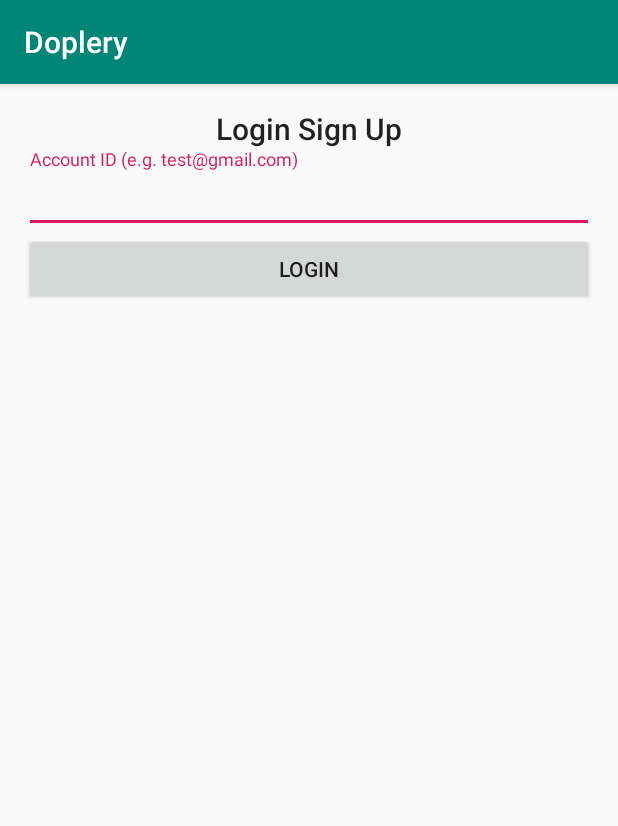
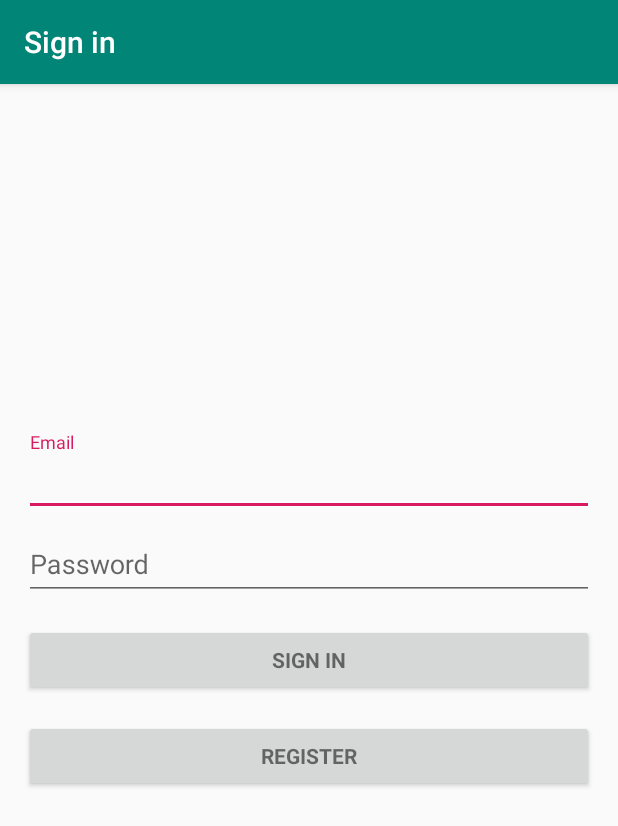
Before and after one commit to Coll199/Doplery, an Android app: the screen it shows after launch (MainActivity before the commit, LoginActivity after it), on a phone screen of 412 x 824 dp. Shown: the top 826 px of the screen. Run offline under Robolectric (Android 15) with nearby library versions, the phone set to English and light mode, and no system bars; our stand-ins replace Firebase (no records; nobody signed in at launch, a user with empty details on screens opened directly).

Commit message:
added login/register and db connection

```diff
--- a/app/build.gradle
+++ b/app/build.gradle
@@ -26,4 +26,10 @@ dependencies {
     androidTestImplementation 'com.android.support.test:runner:1.0.2'
     androidTestImplementation 'com.android.support.test.espresso:espresso-core:3.0.2'
     implementation 'com.android.support:design:27.1.1'
+    implementation 'com.google.firebase:firebase-core:16.0.5'
+    implementation 'com.google.firebase:firebase-auth:16.0.5'
+    implementation 'com.google.firebase:firebase-firestore:17.1.2'
+
 }
+
+apply plugin: 'com.google.gms.google-services'
--- a/app/src/main/AndroidManifest.xml
+++ b/app/src/main/AndroidManifest.xml
@@ -3,6 +3,7 @@
     package="com.doplery">
 
     <application
+        android:screenOrientation="portrait"
         android:allowBackup="true"
         android:icon="@mipmap/ic_launcher"
         android:label="@string/app_name"
@@ -16,6 +17,11 @@
                 <category android:name="android.intent.category.LAUNCHER" />
             </intent-filter>
         </activity>
+        <activity
+            android:name=".LoginActivity"
+            android:label="@string/title_activity_login"></activity>
+        <activity android:name=".RegisterActivity"
+            android:label="@string/title_activity_register"></activity>
     </application>
 
 </manifest>
--- a/app/src/main/java/com/doplery/MainActivity.java
+++ b/app/src/main/java/com/doplery/MainActivity.java
@@ -1,13 +1,113 @@
 package com.doplery;
 
+import android.content.Intent;
+import android.support.annotation.NonNull;
 import android.support.v7.app.AppCompatActivity;
 import android.os.Bundle;
+import android.text.TextUtils;
+import android.util.Log;
+import android.view.View;
+import android.widget.Button;
+import android.widget.EditText;
+import android.widget.TextView;
+import android.widget.Toast;
+
+import com.google.android.gms.tasks.OnCompleteListener;
+import com.google.android.gms.tasks.Task;
+import com.google.firebase.auth.AuthResult;
+import com.google.firebase.auth.FirebaseAuth;
+import com.google.firebase.auth.FirebaseUser;
+import com.google.firebase.firestore.DocumentReference;
+import com.google.firebase.firestore.DocumentSnapshot;
+import com.google.firebase.firestore.FirebaseFirestore;
 
 public class MainActivity extends AppCompatActivity {
+
+    private static final String TAG = "MainActivity";
+    private static final int RC_LoginActivity = 0;
+
+    private FirebaseAuth mAuth;
+    private FirebaseFirestore db;
+
+    private TextView mLoggedInTextView;
+    private Button mSignOut;
 
     @Override
     protected void onCreate(Bundle savedInstanceState) {
         super.onCreate(savedInstanceState);
         setContentView(R.layout.activity_main);
+        mLoggedInTextView = findViewById(R.id.LoggedIn);
+        mSignOut = findViewById(R.id.sign_out_button);
+
+        mSignOut.setOnClickListener(new View.OnClickListener() {
+            @Override
+            public void onClick(View view) {
+                mAuth.signOut();
+                createLoginActivityIntent();
+            }
+        });
+        mAuth = FirebaseAuth.getInstance();
+        db = FirebaseFirestore.getInstance();
+
+        //check if user is signed in if not start LoginActivity
+        if (mAuth.getCurrentUser() == null) {
+            createLoginActivityIntent();
+        }
+        else
+            updateUI(mAuth.getCurrentUser());
+
+
     }
+    private void createLoginActivityIntent(){
+        Intent loginIntent = new Intent(this, LoginActivity.class);
+        startActivityForResult(loginIntent, RC_LoginActivity);
+    }
+
+
+    @Override
+    public void onStart() {
+        super.onStart();
+    }
+
+    public void updateUI(FirebaseUser user){
+        if(user != null){
+            //Change UI if user is logged in
+            Log.d(TAG,mAuth.getCurrentUser().getEmail());
+            DocumentReference docRef = db.collection("users").document(mAuth.getCurrentUser().getEmail());
+            docRef.get().addOnCompleteListener(new OnCompleteListener<DocumentSnapshot>() {
+                @Override
+                public void onComplete(@NonNull Task<DocumentSnapshot> task) {
+                    if (task.isSuccessful()) {
+                        DocumentSnapshot document = task.getResult();
+                        if (document.exists()) {
+                            Log.d(TAG, "DocumentSnapshot data: " + document.getData());
+                            User user = document.toObject(User.class);
+                            mLoggedInTextView.setText("Welcome, "+user.getFirstName());
+                        } else {
+                            Log.d(TAG, "No such document");
+                        }
+                    } else {
+                        Log.d(TAG, "get failed with ", task.getException());
+                    }
+                }
+            });
+            mLoggedInTextView.setVisibility(View.VISIBLE);
+            mSignOut.setVisibility(View.VISIBLE);
+        }
+    }
+    @Override
+    protected void onActivityResult(int requestCode, int resultCode, Intent data) {
+        // Check which request we're responding to
+        if (requestCode == RC_LoginActivity) {
+            if (resultCode == RESULT_OK) {
+                updateUI(mAuth.getCurrentUser());
+            }
+            else{
+                finish();
+            }
+        }
+    }
+
+
+
 }
--- /dev/null
+++ b/app/src/main/res/layout/activity_login.xml
@@ -0,0 +1,81 @@
+<?xml version="1.0" encoding="utf-8"?>
+<LinearLayout xmlns:android="http://schemas.android.com/apk/res/android"
+    xmlns:tools="http://schemas.android.com/tools"
+    android:layout_width="match_parent"
+    android:layout_height="match_parent"
+    android:gravity="center_vertical|center_horizontal"
+    android:orientation="vertical"
+    android:paddingLeft="@dimen/activity_horizontal_margin"
+    android:paddingTop="@dimen/activity_vertical_margin"
+    android:paddingRight="@dimen/activity_horizontal_margin"
+    android:paddingBottom="@dimen/activity_vertical_margin"
+    tools:context=".LoginActivity">
+
+    <!-- Login progress -->
+    <ProgressBar
+        android:id="@+id/login_progress"
+        style="?android:attr/progressBarStyleLarge"
+        android:layout_width="wrap_content"
+        android:layout_height="wrap_content"
+        android:layout_marginBottom="8dp"
+        android:visibility="gone" />
+
+    <LinearLayout
+        android:id="@+id/email_login_form"
+        android:layout_width="match_parent"
+        android:layout_height="wrap_content"
+        android:layout_marginBottom="64dp"
+        android:orientation="vertical">
+
+        <android.support.design.widget.TextInputLayout
+            android:layout_width="match_parent"
+            android:layout_height="wrap_content">
+
+            <AutoCompleteTextView
+                android:id="@+id/email"
+                android:layout_width="match_parent"
+                android:layout_height="wrap_content"
+                android:hint="@string/prompt_email"
+                android:inputType="textEmailAddress"
+                android:maxLines="1"
+                android:singleLine="true" />
+
+        </android.support.design.widget.TextInputLayout>
+
+        <android.support.design.widget.TextInputLayout
+            android:layout_width="match_parent"
+            android:layout_height="wrap_content">
+
+            <EditText
+                android:id="@+id/password"
+                android:layout_width="match_parent"
+                android:layout_height="wrap_content"
+                android:hint="@string/prompt_password"
+                android:imeActionId="6"
+                android:imeActionLabel="@string/action_sign_in_short"
+                android:imeOptions="actionUnspecified"
+                android:inputType="textPassword"
+                android:maxLines="1"
+                android:singleLine="true" />
+
+        </android.support.design.widget.TextInputLayout>
+
+        <Button
+            android:id="@+id/email_sign_in_button"
+            style="?android:textAppearanceSmall"
+            android:layout_width="match_parent"
+            android:layout_height="wrap_content"
+            android:layout_marginTop="16dp"
+            android:text="@string/action_sign_in_short"
+            android:textStyle="bold" />
+        <Button
+            android:id="@+id/registerButton"
+            style="?android:textAppearanceSmall"
+            android:layout_width="match_parent"
+            android:layout_height="wrap_content"
+            android:layout_marginTop="16dp"
+            android:text="@string/register_button"
+            android:textStyle="bold" />
+
+    </LinearLayout>
+</LinearLayout>
--- a/app/src/main/res/layout/activity_main.xml
+++ b/app/src/main/res/layout/activity_main.xml
@@ -6,6 +6,16 @@
     android:layout_height="match_parent"
     tools:context=".MainActivity"
     android:fitsSystemWindows="true">
+
+    <TextView
+        android:id="@+id/LoggedIn"
+        android:layout_width="wrap_content"
+        android:layout_height="wrap_content"
+        android:layout_gravity="center_horizontal"
+        android:text="@string/intro_header"
+        android:paddingTop="32dp"
+        android:visibility="gone"
+        style="@style/Base.TextAppearance.AppCompat.Title" />
 
     <ScrollView
         android:layout_width="match_parent"
@@ -18,30 +28,21 @@
             android:paddingRight="16dp"
             android:paddingTop="16dp"
             android:paddingBottom="16dp"
+            android:layout_gravity="center_vertical"
             android:orientation="vertical"
             app:layout_behavior="16dp" >
-            <TextView
-                android:layout_width="wrap_content"
-                android:layout_height="wrap_content"
-                android:layout_gravity="center"
-                android:text="@string/intro_header"
-                style="@style/Base.TextAppearance.AppCompat.Title" />
 
-            <android.support.design.widget.TextInputLayout
-                android:layout_width="match_parent"
-                android:layout_height="match_parent">
 
-                <android.support.design.widget.TextInputEditText
-                    android:layout_width="match_parent"
-                    android:layout_height="wrap_content"
-                    android:hint="@string/login_hint_value" />
-            </android.support.design.widget.TextInputLayout>
 
             <Button
-                android:id="@+id/button"
+                android:id="@+id/sign_out_button"
+                style="?android:textAppearanceSmall"
                 android:layout_width="match_parent"
                 android:layout_height="wrap_content"
-                android:text="@string/login_button"/>
+                android:layout_marginTop="16dp"
+                android:text="@string/action_sign_out_button"
+                android:visibility="gone"
+                android:textStyle="bold" />
 
         </LinearLayout>
 
--- /dev/null
+++ b/app/src/main/res/values/dimens.xml
@@ -0,0 +1,5 @@
+<resources>
+    <!-- Default screen margins, per the Android Design guidelines. -->
+    <dimen name="activity_horizontal_margin">16dp</dimen>
+    <dimen name="activity_vertical_margin">16dp</dimen>
+</resources>
--- a/app/src/main/res/values/strings.xml
+++ b/app/src/main/res/values/strings.xml
@@ -1,6 +1,25 @@
 <resources>
     <string name="app_name">Doplery</string>
-    <string name="intro_header">Login Sign Up</string>
-    <string name="login_hint_value">Account ID (e.g. test@gmail.com)</string>
+    <string name="intro_header">Logged In</string>
+    <string name="login_hint_value">Email (e.g. test@gmail.com)</string>
+    <string name="password_hint_value">Password</string>
     <string name="login_button">Login</string>
+    <string name="action_sign_out_button">Sign Out</string>
+    <string name="register_button">Register</string>
+    <string name="title_activity_login">Sign in</string>
+    <string name="title_activity_register">Register</string>
+    <!-- Strings related to login -->
+    <string name="prompt_email">Email</string>
+    <string name="prompt_password">Password</string>
+    <string name="action_sign_in_short">Sign in</string>
+    <string name="error_invalid_email">This email address is invalid</string>
+    <string name="error_invalid_password">This password is too short</string>
+    <string name="error_incorrect_password">This password is incorrect</string>
+    <string name="error_field_required">This field is required</string>
+    <string name="permission_rationale">"Contacts permissions are needed for providing email
+        completions."
+    </string>
+    <string name="register_firstName">First Name</string>
+    <string name="register_familyName">Family Name</string>
+    <string name="finish_register">Finish</string>
 </resources>
--- a/build.gradle
+++ b/build.gradle
@@ -8,6 +8,7 @@ buildscript {
     }
     dependencies {
         classpath 'com.android.tools.build:gradle:3.2.0'
+        classpath 'com.google.gms:google-services:4.2.0'
 
 
         // NOTE: Do not place your application dependencies here; they belong
```
Also changed, not shown: app/src/main/java/com/doplery/LoginActivity.java (added, +222 -0 lines), app/src/main/java/com/doplery/RegisterActivity.java (added, +89 -0 lines), app/src/main/java/com/doplery/User.java (added, +22 -0 lines), app/src/main/res/layout/activity_register.xml (added, +78 -0 lines).
